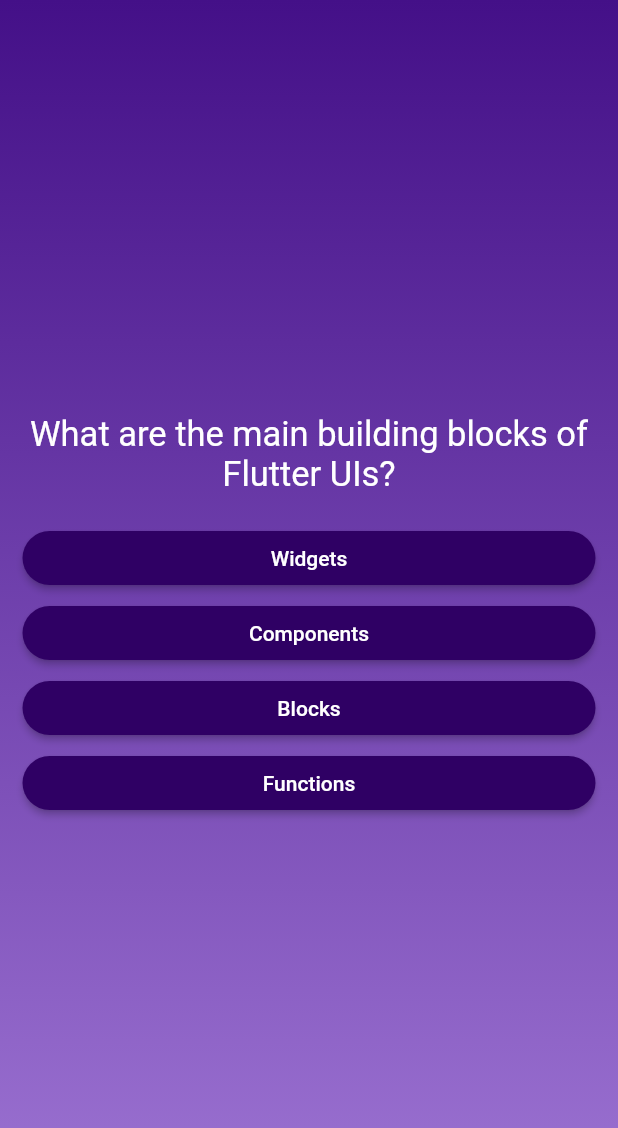
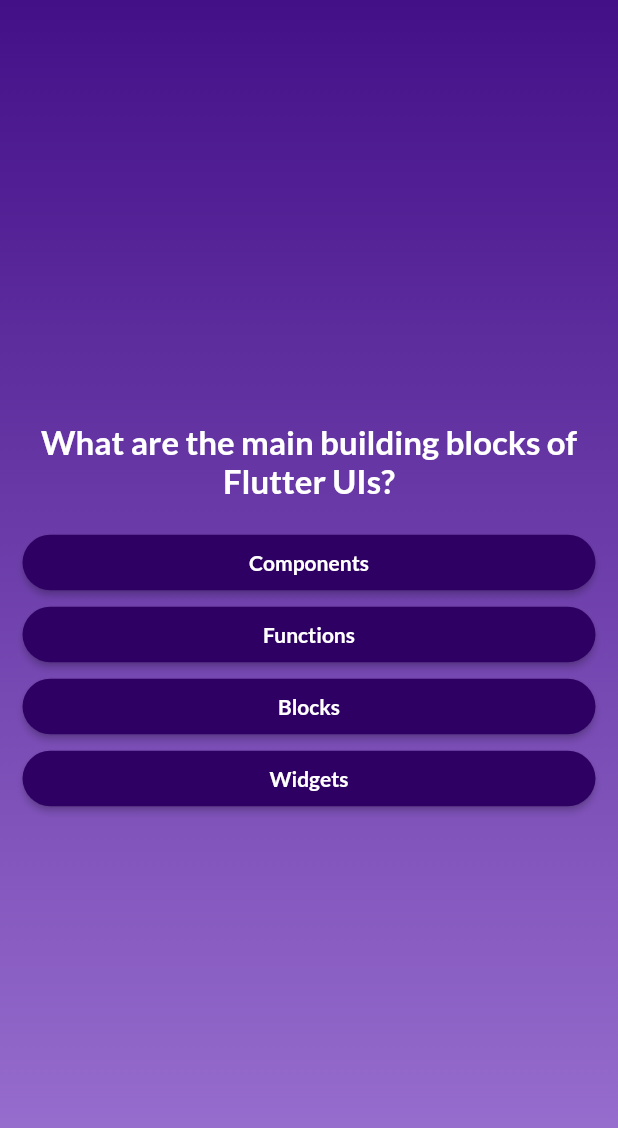
Before and after one commit to sr-barik/QuizApp, a Flutter app: the screen it shows after launch, after a tap on "Start Quiz", on a phone screen of 412 x 824 dp. Shown: the top 1128 px of the screen. Run offline on Flutter 3.47's test engine with Material 2 defaults, Android fonts, the light colour scheme and no system bars; our stand-ins replace google_fonts.

Commit message:
4th Day 3+4

```diff
--- a/lib/custom_button.dart
+++ b/lib/custom_button.dart
@@ -1,4 +1,5 @@
 import 'package:flutter/material.dart';
+import 'package:google_fonts/google_fonts.dart';
 
 class OwnButton extends StatelessWidget {
   const OwnButton(this.text, this.onTap, {super.key});
@@ -15,8 +16,12 @@
             shape: RoundedRectangleBorder(
               borderRadius: BorderRadius.circular(40),
             ),
-            padding: const EdgeInsets.symmetric(vertical: 10, horizontal: 80)),
+            padding: const EdgeInsets.symmetric(vertical: 10, horizontal: 30)),
         onPressed: onTap,
-        child: Text(text));
+        child: Text(
+          style: GoogleFonts.lato(fontWeight: FontWeight.bold),
+          text,
+          textAlign: TextAlign.center,
+        ));
   }
 }
--- a/lib/models/quiz_question.dart
+++ b/lib/models/quiz_question.dart
@@ -1,5 +1,12 @@
 class QuizQuestion {
- const QuizQuestion(this.text,this.answers);
+  const QuizQuestion(this.text, this.answers);
   final String text;
   final List answers;
+
+   //List<String>
+   changingForm() {
+    final formChanged = List.of(answers);
+    formChanged.shuffle();
+    return formChanged;
+  }
 }
--- a/lib/quest.dart
+++ b/lib/quest.dart
@@ -1,18 +1,28 @@
 import 'package:flutter/material.dart';
 import 'package:own_app2/custom_button.dart';
 import 'package:own_app2/data/Questions.dart';
+import 'package:google_fonts/google_fonts.dart';
 
 class Question extends StatefulWidget {
-  const Question({super.key});
+  const Question(this.onSelectAnswer, {super.key});
+  final void Function(String answer) onSelectAnswer;
 
   @override
   State<Question> createState() => _QuestionState();
 }
 
 class _QuestionState extends State<Question> {
+  var presentQuestion = 0;
+  void questionChange(String selectedAnswer) {
+    widget.onSelectAnswer(selectedAnswer);
+    setState(() {
+      presentQuestion++;
+    });
+  }
+
   @override
   Widget build(BuildContext context) {
-    final currentQuestion = questions[0];
+    final currentQuestion = questions[presentQuestion];
     return SizedBox(
       width: double.infinity,
       child: Center(
@@ -25,27 +35,35 @@
                 Text(
                   currentQuestion.text,
                   textAlign: TextAlign.center,
-                  style: const TextStyle(fontSize: 23, color: Colors.white),
+                  style: GoogleFonts.lato(
+                      color: Colors.white,
+                      fontSize: 22,
+                      fontWeight: FontWeight.bold),
                 ),
                 const SizedBox(
                   height: 18,
                 ),
-                OwnButton(currentQuestion.answers[0], () {}),
-                const SizedBox(
-                  height: 2,
-                ),
-                OwnButton(currentQuestion.answers[1], () {}),
-                const SizedBox(
-                  height: 2,
-                ),
-                OwnButton(currentQuestion.answers[2], () {}),
-                const SizedBox(
-                  height: 2,
-                ),
-                OwnButton(currentQuestion.answers[3], () {}),
-                const SizedBox(
-                  height: 2,
-                ),
+                ...currentQuestion.changingForm().map((answer) {
+                  return OwnButton(answer, () {
+                    questionChange(answer);
+                  });
+                })
+                // OwnButton(currentQuestion.answers[0], () {}),
+                // const SizedBox(
+                //   height: 2,
+                // ),
+                // OwnButton(currentQuestion.answers[1], () {}),
+                // const SizedBox(
+                //   height: 2,
+                // ),
+                // OwnButton(currentQuestion.answers[2], () {}),
+                // const SizedBox(
+                //   height: 2,
+                // ),
+                // OwnButton(currentQuestion.answers[3], () {}),
+                // const SizedBox(
+                //   height: 2,
+                // ),
               ]),
         ),
       ),
--- a/lib/quiz.dart
+++ b/lib/quiz.dart
@@ -1,6 +1,8 @@
 import 'package:flutter/material.dart';
 import 'package:own_app2/background.dart';
+import 'package:own_app2/data/Questions.dart';
 import 'package:own_app2/quest.dart';
+import 'package:own_app2/result.dart';
 
 class Quiz extends StatefulWidget {
   const Quiz({super.key});
@@ -10,6 +12,7 @@
 }
 
 class _QuizState extends State<Quiz> {
+  List<String> selectedAnswer = [];
   Widget? activeScreen;
 
   @override
@@ -18,9 +21,19 @@
     super.initState();
   }
 
+  void chooseAnswer(String answer) {
+    selectedAnswer.add(answer);
+    if (selectedAnswer.length == questions.length) {
+      setState(() {
+        selectedAnswer = [];
+        activeScreen = const ResultScreen();
+      });
+    }
+  }
+
   switchScreen() {
     setState(() {
-      activeScreen = Question();
+      activeScreen = Question(chooseAnswer);
     });
   }
 
--- a/pubspec.yaml
+++ b/pubspec.yaml
@@ -35,6 +35,7 @@
   # The following adds the Cupertino Icons font to your application.
   # Use with the CupertinoIcons class for iOS style icons.
   cupertino_icons: ^1.0.2
+  google_fonts: ^5.1.0
 
 dev_dependencies:
   flutter_test:
```
Also changed, not shown: lib/result.dart (added, +26 -0 lines), lib/data/questions.dart (line endings or trailing spaces), pubspec.lock, 1 other file.
